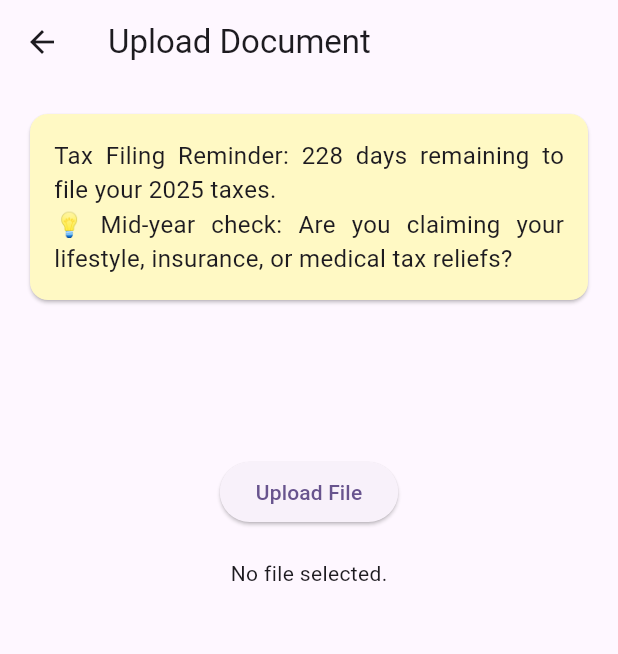
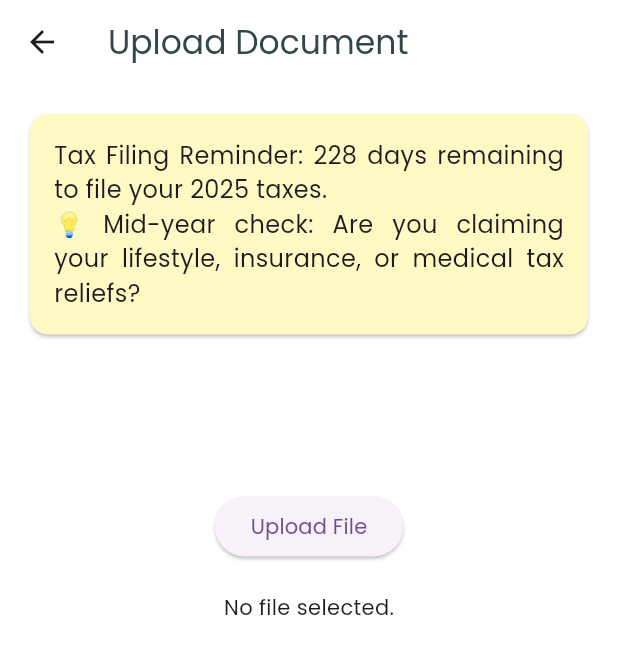
Before and after one commit to Jiunhong712/Tax_Assistant, a Flutter app: the UploadPage screen opened directly, on a phone screen of 412 x 824 dp. Shown: the top 654 px of the screen. Run offline on Flutter 3.47's test engine with Material 3 defaults, Android fonts, the light colour scheme and no system bars; our stand-ins replace file_picker, fl_chart, get; missing offline and left inert: universal_html.

Commit message:
Updated colours and fonts to match the theme

```diff
--- a/taxassistant/lib/constants.dart
+++ b/taxassistant/lib/constants.dart
@@ -7,4 +7,6 @@ const Color kColorPrimary = Color(
 const Color kColorAccent = Color(
   0xFF7ED2AA,
 ); // Accent color for buttons/highlights
-const Color kColorBackground = Color(0xFFCFEBF2); // Light color for backgrounds
+const Color kColorComponent = Color(
+  0xFFCFEBF2,
+); // Light color for component borders
--- a/taxassistant/lib/history page/history_controller.dart
+++ b/taxassistant/lib/history page/history_controller.dart
@@ -109,41 +109,89 @@ class HistoryController extends GetxController {
       fullText: 'Monthly interest payment on housing loan (1st home)',
       category: 'Housing',
     ),
+    // December 2024
+    Expense(
+      vendor: 'Grocery Store',
+      date: '2024-12-05',
+      total: 250.00,
+      fullText: 'Weekly groceries',
+      category: 'Lifestyle & Daily Living',
+    ),
+    Expense(
+      vendor: 'Electricity Bill',
+      date: '2024-12-20',
+      total: 180.00,
+      fullText: 'Monthly electricity usage',
+      category: 'Housing',
+    ),
+    // November 2024
+    Expense(
+      vendor: 'Restaurant',
+      date: '2024-11-10',
+      total: 80.00,
+      fullText: 'Dinner with friends',
+      category: 'Lifestyle & Daily Living',
+    ),
+    // October 2024
+    Expense(
+      vendor: 'Online Course',
+      date: '2024-10-15',
+      total: 500.00,
+      fullText: 'Professional development course',
+      category: 'Retirement & Investment',
+    ),
   ];
 
-  final List<Expense> mockIncome = [
+  final List<Income> mockIncome = [
+    // December 2024
+    Income(
+      vendor: 'Freelance Client E',
+      date: '2024-12-18',
+      total: 700.00,
+      fullText: 'Consulting services',
+      category: 'Freelance',
+    ),
+    // November 2024
+    Income(
+      vendor: 'Employer',
+      date: '2024-11-30',
+      total: 5000.00,
+      fullText: 'Monthly Salary',
+      category: 'Salary',
+    ),
+    // October 2024
+    Income(
+      vendor: 'Freelance Client F',
+      date: '2024-10-25',
+      total: 1100.00,
+      fullText: 'Website maintenance',
+      category: 'Freelance',
+    ),
     // January 2025
-    Expense(
+    Income(
       vendor: 'Employer',
       date: '2025-01-31',
       total: 5000.00,
       fullText: 'Monthly Salary',
       category: 'Salary',
     ),
-    Expense(
+    Income(
       vendor: 'Freelance Client A',
       date: '2025-01-15',
       total: 1200.00,
       fullText: 'Mobile app development',
       category: 'Freelance',
     ),
-    Expense(
-      vendor: 'Dividend',
-      date: '2025-01-05',
-      total: 180.00,
-      fullText: 'Stock dividend payout',
-      category: 'Investment',
-    ),
 
     // February 2025
-    Expense(
+    Income(
       vendor: 'Employer',
       date: '2025-02-28',
       total: 5000.00,
       fullText: 'Monthly Salary',
       category: 'Salary',
     ),
-    Expense(
+    Income(
       vendor: 'Freelance Client B',
       date: '2025-02-20',
       total: 1000.00,
@@ -152,37 +200,30 @@ class HistoryController extends GetxController {
     ),
 
     // March 2025
-    Expense(
+    Income(
       vendor: 'Employer',
       date: '2025-03-31',
       total: 5000.00,
       fullText: 'Monthly Salary',
       category: 'Salary',
     ),
-    Expense(
+    Income(
       vendor: 'Freelance Client A',
       date: '2025-03-18',
       total: 1600.00,
       fullText: 'Backend integration task',
       category: 'Freelance',
     ),
-    Expense(
-      vendor: 'Dividend',
-      date: '2025-03-10',
-      total: 220.00,
-      fullText: 'Stock dividend payout',
-      category: 'Investment',
-    ),
 
     // April 2025
-    Expense(
+    Income(
       vendor: 'Employer',
       date: '2025-04-30',
       total: 5000.00,
       fullText: 'Monthly Salary',
       category: 'Salary',
     ),
-    Expense(
+    Income(
       vendor: 'Freelance Client C',
       date: '2025-04-12',
       total: 900.00,
@@ -191,26 +232,19 @@ class HistoryController extends GetxController {
     ),
 
     // May 2025
-    Expense(
+    Income(
       vendor: 'Employer',
       date: '2025-05-15',
       total: 5000.00,
       fullText: 'Monthly Salary',
       category: 'Salary',
     ),
-    Expense(
+    Income(
       vendor: 'Freelance Client D',
       date: '2025-05-10',
       total: 1500.00,
       fullText: 'Freelance project payment',
       category: 'Freelance',
     ),
-    Expense(
-      vendor: 'Dividend',
-      date: '2025-05-05',
-      total: 200.00,
-      fullText: 'Stock dividend payout',
-      category: 'Investment',
-    ),
   ];
 }
--- a/taxassistant/lib/models/mock_data.dart
+++ b/taxassistant/lib/models/mock_data.dart
@@ -25,6 +25,33 @@ class Expense {
   }
 }
 
+// Define a simple Income model
+class Income {
+  final String vendor;
+  final String date;
+  final double total;
+  final String fullText;
+  String category; // Make category editable
+
+  Income({
+    required this.vendor,
+    required this.date,
+    required this.total,
+    required this.fullText,
+    this.category = 'Uncategorized', // Default category
+  });
+
+  factory Income.fromJson(Map<String, dynamic> json) {
+    return Income(
+      vendor: json['vendor'],
+      date: json['date'],
+      total: json['total'].toDouble(),
+      fullText: json['fullText'],
+      category: json['category'] ?? 'Uncategorized',
+    );
+  }
+}
+
 // Mock Chatbot API Response
 const Map<String, dynamic> mockChatbotApiResponse = {
   'summary': 'Total expenses: RM 300.00. Food: RM 150.00, Travel: RM 150.00.',
--- a/taxassistant/lib/upload page/upload_page.dart
+++ b/taxassistant/lib/upload page/upload_page.dart
@@ -4,6 +4,7 @@ import 'dart:typed_data'; // Required for Uint8List
 import 'package:get/get.dart'; // Import GetX
 import 'upload_controller.dart'; // Import the controller
 import 'package:taxassistant/history%20page/history_controller.dart';
+import '../constants.dart'; // Import constants
 
 class UploadPage extends StatefulWidget {
   const UploadPage({Key? key}) : super(key: key);
@@ -19,7 +20,17 @@ class _UploadPageState extends State<UploadPage> {
     final historyController = Get.put(HistoryController());
 
     return Scaffold(
-      appBar: AppBar(title: const Text('Upload Document')),
+      backgroundColor: Colors.white,
+      appBar: AppBar(
+        backgroundColor: Colors.white,
+        title: const Text(
+          'Upload Document',
+          style: TextStyle(
+            color: kColorPrimary,
+            fontFamily: 'Poppins',
+          ), // Set title color to white
+        ),
+      ),
       body: Center(
         child: Padding(
           padding: const EdgeInsets.all(16.0),
```
Also changed, not shown: taxassistant/lib/history page/history_page.dart (+15 -7 lines), taxassistant/lib/main.dart (+12 -11 lines).
